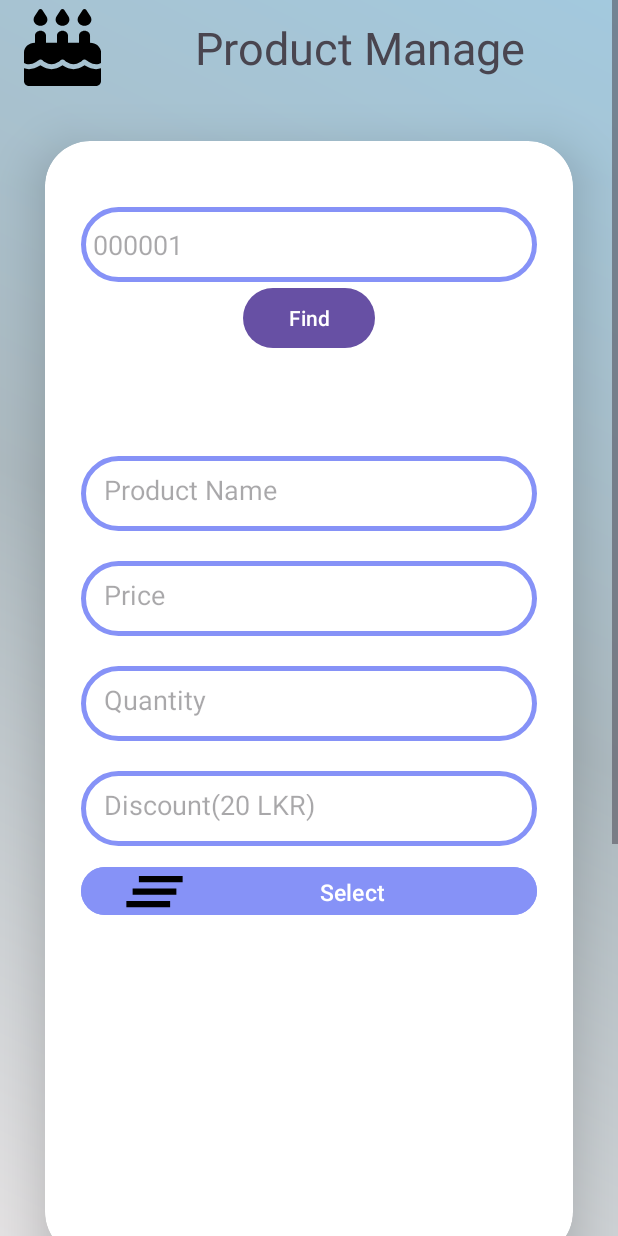
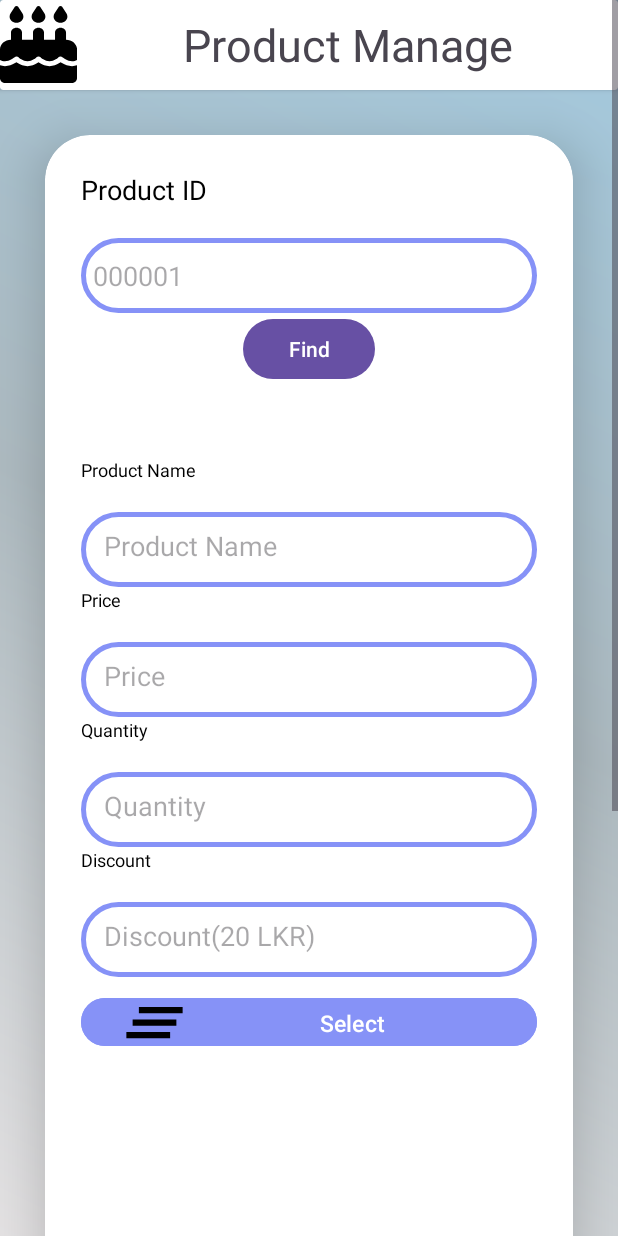
Before and after one commit to Arunalk722/Mobile_Application_Development_CSE5011, an Android app: the ProductMngActivity screen opened directly, with no data from a screen before it, on a phone screen of 412 x 824 dp. Run offline under Robolectric (Android 15) with nearby library versions, the light colour scheme and no system bars; our stand-ins replace Firebase (no records; nobody signed in at launch, a user with empty details on screens opened directly); libraries missing offline, so code that uses them is left out: org.checkerframework.checker.

Commit message:
3/04/2024 8.48 PM

```diff
--- a/app/src/main/java/com/example/mad/otherwidget/LoginActivity.java
+++ b/app/src/main/java/com/example/mad/otherwidget/LoginActivity.java
@@ -51,7 +51,7 @@ public class LoginActivity extends AppCompatActivity {
             public void onClick(View v) {
 
                 String txtPwd = pwdTxt.getText().toString();
-                String txtUserName = userNametxt.getText().toString().trim();
+                String txtUserName = userNametxt.getText().toString().trim().toLowerCase();
                 if (!isValidEmail(txtUserName)) {
                     userNametxt.setError("please provide valid email");
                     return;
@@ -163,9 +163,9 @@ public class LoginActivity extends AppCompatActivity {
 
             EncryptingPwd encryptingPwd = new EncryptingPwd();
             Map<String, Object> listAutoLogin = new HashMap<>();
-            listAutoLogin.put("Email", userName.toString());
+            listAutoLogin.put("Email", userName.toString().toLowerCase());
             listAutoLogin.put("Password", encryptingPwd.encrypt(pwd.toString()));
-            listAutoLogin.put("OsAutoLogin", true);
+            listAutoLogin.put("IsAutoLogin", true);
             listAutoLogin.put("RegDate", SystemOprations.curretDate());
 
             FirebaseAuthClass firebaseAuthClass = new FirebaseAuthClass();
--- a/app/src/main/java/com/example/mad/otherwidget/SignInActivity.java
+++ b/app/src/main/java/com/example/mad/otherwidget/SignInActivity.java
@@ -48,7 +48,7 @@ public class SignInActivity extends AppCompatActivity {
                     @Override
                     public void onPositiveButtonClicked() {
                         visibleProBar();
-                        String txtUserName = userName.getText().toString().trim();
+                        String txtUserName = userName.getText().toString().trim().toLowerCase();
                         String txtPassword = pwd1.getText().toString();
                         String txtPasswordConf = pwd2.getText().toString();
                         String txtPhoneNo = phoneNo.getText().toString().trim();
@@ -172,7 +172,7 @@ public class SignInActivity extends AppCompatActivity {
                 public void onSuccess() {
                     SystemOprations.showMessage("Sign in Successful using " + uN, "Sign in Successful", SignInActivity.this, 1);
                     hideProBar();
-                    // SystemOprations.toGoNewPage(SignInActivity.this, LoginActivity.class);
+                    SystemOprations.toGoNewPage(SignInActivity.this, LoginActivity.class);
                 }
 
                 @Override
--- a/app/src/main/java/com/example/mad/productmanage/ProductMngActivity.java
+++ b/app/src/main/java/com/example/mad/productmanage/ProductMngActivity.java
@@ -354,8 +354,6 @@ public class ProductMngActivity extends AppCompatActivity {
         clearBtn.setVisibility(View.INVISIBLE);
         updateBtn.setVisibility(View.INVISIBLE);
         savePBar.setVisibility(View.VISIBLE);
-
-
     }
 
     void hideSavePrograss() {
--- a/app/src/main/res/drawable/custome_textbox.xml
+++ b/app/src/main/res/drawable/custome_textbox.xml
@@ -1,12 +1,9 @@
 <?xml version="1.0" encoding="utf-8"?>
 <shape xmlns:android="http://schemas.android.com/apk/res/android"
-
     android:shape="rectangle">
     <stroke
         android:width="3dp"
         android:color="@color/purple"/>
     <corners
         android:radius='200dp'/>
-
-
 </shape>
--- a/app/src/main/res/layout/activity_product_mng.xml
+++ b/app/src/main/res/layout/activity_product_mng.xml
@@ -12,104 +12,128 @@
     <ScrollView
         android:layout_width="match_parent"
         android:layout_height="wrap_content">
+
         <LinearLayout
             android:layout_width="match_parent"
             android:layout_height="wrap_content"
             android:orientation="vertical"
             android:gravity="center"
             android:layout_marginTop="0dp">
-            <com.google.android.material.appbar.MaterialToolbar
+
+
+            <androidx.cardview.widget.CardView
                 android:layout_width="match_parent"
-                app:title="as"
-                android:layout_height="match_parent">
+                android:layout_height="wrap_content">
                 <TextView
                     android:layout_width="match_parent"
                     android:layout_height="60dp"
                     android:layout_marginTop="0dp"
                     android:gravity="center"
-                    android:backgroundTint="@color/purple"
                     android:drawableLeft="@drawable/cake"
                     android:text="Product Manage"
                     android:textSize="30dp"
                     app:cornerRadius="20dp" />
 
-            </com.google.android.material.appbar.MaterialToolbar>
+            </androidx.cardview.widget.CardView>
+
+
             <androidx.cardview.widget.CardView
                 android:layout_width="match_parent"
                 android:layout_height="wrap_content"
                 android:layout_marginTop="30dp"
-                android:layout_marginLeft="30dp"
-                android:layout_marginRight="30dp"
+                android:layout_marginHorizontal="30dp"
                 app:cardCornerRadius="30dp"
                 app:cardElevation="20dp"
                 android:background="@drawable/custome_textbox">
+
                 <LinearLayout
                     android:layout_width="match_parent"
                     android:layout_height="wrap_content"
                     android:orientation="vertical"
                     android:layout_gravity="center_horizontal"
-                    android:layout_marginTop="0dp"
                     android:padding="24dp">
+                    <TextView
+                        android:layout_width="wrap_content"
+                        android:layout_height="wrap_content"
+                        android:text="Product ID"
+                        android:textSize="18sp"
+                        android:textColor="@color/black" />
                     <EditText
                         android:id="@+id/txtProductId"
                         android:layout_width="match_parent"
                         android:layout_height="50dp"
-                        android:layout_gravity="left"
                         android:background="@drawable/custome_textbox"
                         android:hint="000001"
                         android:inputType="number"
                         android:padding="8dp"
-                        android:layout_marginTop="20dp"
-                        tools:ignore="MissingConstraints" />
+                        android:layout_marginTop="20dp" />
                     <Button
                         android:id="@+id/btnFoundProduct"
                         android:layout_width="wrap_content"
                         android:layout_height="wrap_content"
                         android:layout_gravity="center"
                         android:text="Find"/>
-
                     <ProgressBar
                         android:id="@+id/prgFind"
                         android:layout_width="wrap_content"
                         android:layout_height="wrap_content"
                         android:layout_gravity="center"
                         android:visibility="visible" />
-
+                    <TextView
+                        android:layout_width="wrap_content"
+                        android:layout_height="wrap_content"
+                        android:text="Product Name"
+                        android:textSize="12sp"
+                        android:textColor="@color/black" />
                     <EditText
                         android:id="@+id/txtProductName"
                         android:layout_width="match_parent"
                         android:layout_height="50dp"
-                        android:layout_gravity="center"
                         android:background="@drawable/custome_textbox"
                         android:hint="Product Name"
                         android:inputType="text"
                         android:padding="15dp"
                         android:layout_marginTop="20dp" />
+                    <TextView
+                        android:layout_width="wrap_content"
+                        android:layout_height="wrap_content"
+                        android:text="Price"
+                        android:textSize="12sp"
+                        android:textColor="@color/black" />
                     <EditText
                         android:id="@+id/txtProductPrice"
                         android:layout_width="match_parent"
                         android:layout_height="50dp"
-                        android:layout_gravity="center"
                         android:background="@drawable/custome_textbox"
                         android:hint="Price"
                         android:inputType="numberDecimal"
                         android:padding="15dp"
                         android:layout_marginTop="20dp" />
+                    <TextView
+                        android:layout_width="wrap_content"
+                        android:layout_height="wrap_content"
+                        android:text="Quantity"
+                        android:textSize="12sp"
+                        android:textColor="@color/black" />
                     <EditText
                         android:id="@+id/txtQty"
                         android:layout_width="match_parent"
                         android:layout_height="50dp"
-                        android:layout_gravity="center"
                         android:background="@drawable/custome_textbox"
                         android:hint="Quantity"
                         android:inputType="numberDecimal"
                         android:padding="15dp"
                         android:layout_marginTop="20dp" />
+                    <TextView
+                        android:layout_width="wrap_content"
+                        android:layout_height="wrap_content"
+                        android:text="Discount"
+                        android:textSize="12sp"
+                        android:textColor="@color/black" />
                     <EditText
                         android:id="@+id/txtDiscount"
                         android:layout_width="match_parent"
                         android:layout_height="50dp"
-                        android:layout_gravity="center"
                         android:background="@drawable/custome_textbox"
                         android:hint="Discount(20 LKR)"
                         android:inputType="datetime"
@@ -131,37 +155,37 @@
                         android:layout_height="200dp"
                         android:layout_gravity="center"
                         android:scaleType="fitCenter" />
-
                 </LinearLayout>
             </androidx.cardview.widget.CardView>
+
+
             <androidx.cardview.widget.CardView
                 android:layout_width="match_parent"
                 android:layout_height="wrap_content"
                 android:layout_marginTop="30dp"
-                android:layout_marginLeft="30dp"
-                android:layout_marginRight="30dp"
-                android:layout_marginBottom="90dp"
+                android:layout_marginHorizontal="30dp"
                 app:cardCornerRadius="30dp"
                 app:cardElevation="20dp"
                 android:background="@drawable/custome_textbox">
+
                 <LinearLayout
                     android:layout_width="match_parent"
                     android:layout_height="wrap_content"
                     android:orientation="vertical"
-                    android:layout_gravity="center"
-                    android:layout_marginTop="0dp"
                     android:padding="10dp">
+
+
                     <ProgressBar
                         android:id="@+id/prgBarSave"
-                        android:layout_gravity="center"
                         android:layout_width="wrap_content"
-                        android:visibility="visible"
-                        android:layout_height="wrap_content"/>
+                        android:layout_height="100dp"
+                        android:visibility="gone"
+                        android:layout_gravity="center"/>
+
                     <Button
                         android:id="@+id/btnNewProduct"
                         android:layout_width="match_parent"
                         android:layout_height="60dp"
-                        android:layout_marginTop="0dp"
                         android:backgroundTint="@color/greenSave"
                         android:text="New Product"
                         android:drawableLeft="@drawable/invoice"
@@ -171,7 +195,6 @@
                         android:id="@+id/btnUpdate"
                         android:layout_width="match_parent"
                         android:layout_height="60dp"
-                        android:layout_marginTop="0dp"
                         android:backgroundTint="@color/purple"
                         android:text="Update"
                         android:drawableLeft="@drawable/update2"
@@ -181,15 +204,14 @@
                         android:id="@+id/btnClear"
                         android:layout_width="match_parent"
                         android:layout_height="60dp"
-                        android:layout_marginTop="0dp"
                         android:backgroundTint="@color/clearRed"
                         android:text="Clear"
                         android:drawableLeft="@drawable/clear"
                         android:textSize="20dp"
                         app:cornerRadius="20dp" />
-
                 </LinearLayout>
             </androidx.cardview.widget.CardView>
+
         </LinearLayout>
     </ScrollView>
 </LinearLayout>
```
Also changed, not shown: app/src/main/java/com/example/mad/makeorder/ProductAdapter.java (+9 -0 lines), app/src/main/java/com/example/mad/orderlist/ViewOrderActivity.java (+5 -2 lines), app/src/main/java/com/example/mad/systeminfos/UserInfo.java (+7 -4 lines), app/src/main/res/drawable/discount.xml (added, +8 -0 lines), app/src/main/res/layout/activity_list_of_product.xml (+14 -6 lines), app/src/main/res/layout/activity_pwd_reset.xml (deleted, +0 -136 lines), app/src/main/res/layout/activity_view_order.xml (+13 -19 lines), app/src/main/res/layout/list_item_layout.xml (+28 -10 lines), app/src/main/res/layout/list_of_orders.xml (+28 -36 lines).
